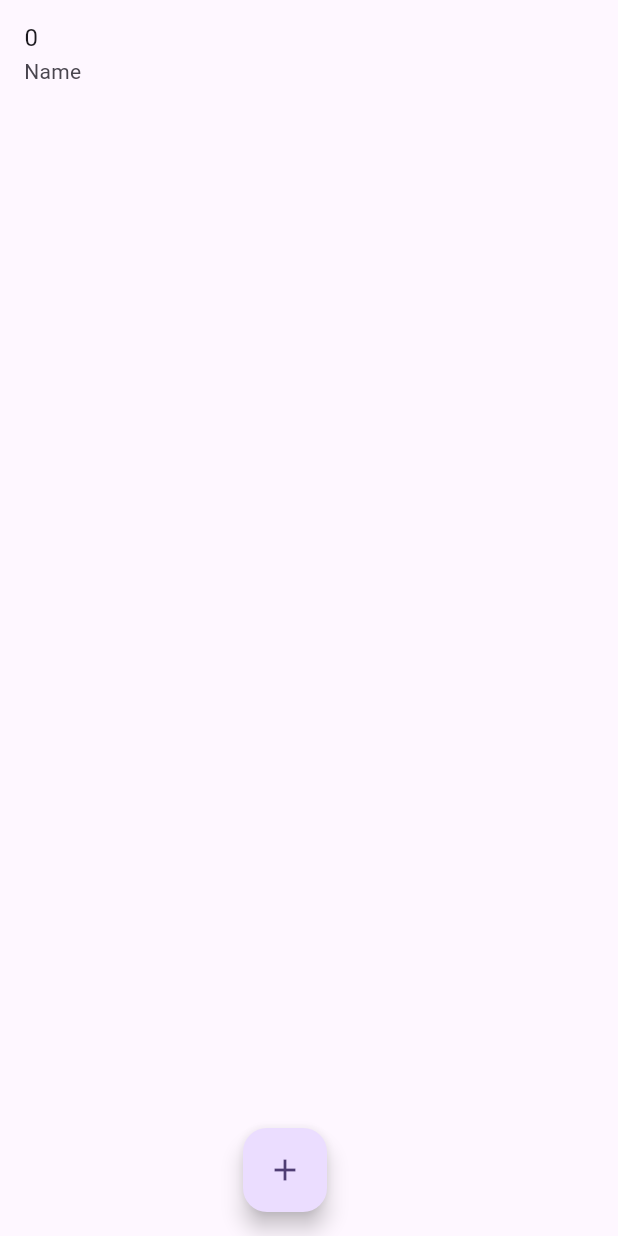
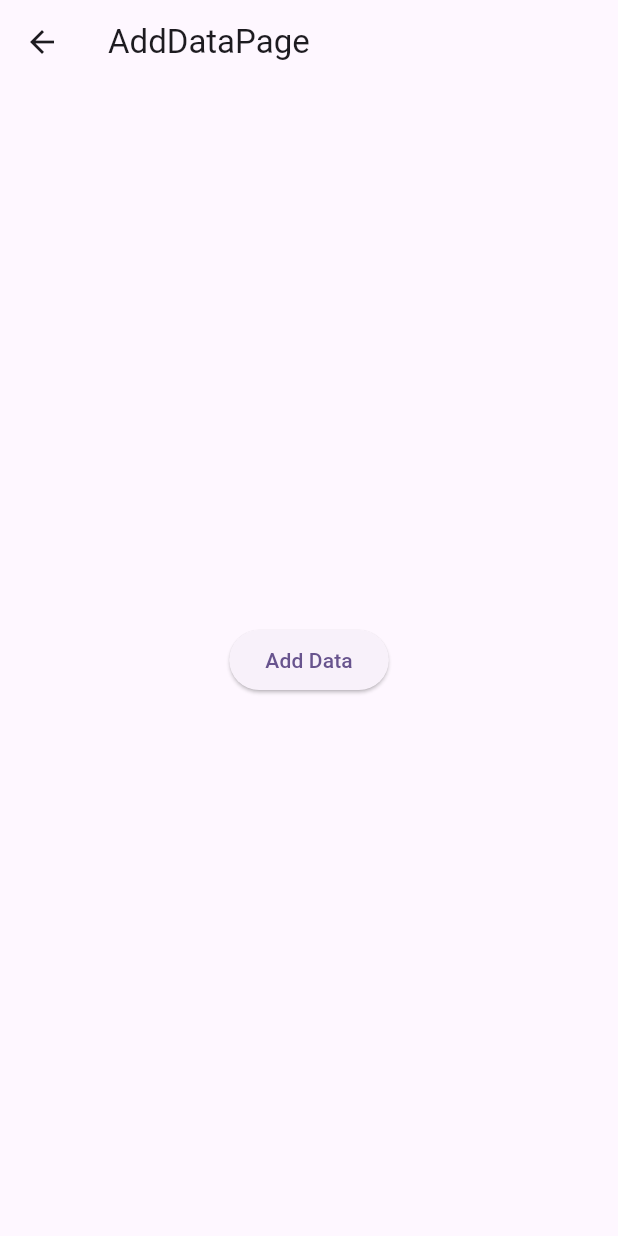
Before and after one commit to Mks30d/Provider_Tutorial, a Flutter app: the screen it shows after launch, after a tap on the "add" icon, on a phone screen of 412 x 824 dp. Run offline on Flutter 3.47's test engine with Material 3 defaults, Android fonts, the phone set to English and light mode, and no system bars.

Commit message:
delete from List using Provider

```diff
--- /dev/null
+++ b/lib/list_map_provider/add_data_page.dart
@@ -0,0 +1,26 @@
+import 'package:flutter/material.dart';
+import 'package:provider/provider.dart';
+import 'list_map_provider.dart';
+
+class AddDataPage extends StatelessWidget {
+  const AddDataPage({super.key});
+
+  @override
+  Widget build(BuildContext context) {
+    return Scaffold(
+      appBar: AppBar(title: Text("AddDataPage")),
+
+      body: Center(
+        child: ElevatedButton(
+          onPressed: () {
+            context.read<ListMapProvider>().addData({
+              "id": DateTime.now().millisecond,
+              "name": "Name",
+            });
+          },
+          child: Text("Add Data"),
+        ),
+      ),
+    );
+  }
+}
--- a/lib/list_map_provider/list_map_page.dart
+++ b/lib/list_map_provider/list_map_page.dart
@@ -1,5 +1,6 @@
 import 'package:flutter/material.dart';
 import 'package:provider/provider.dart';
+import 'package:provider_tutorial/list_map_provider/add_data_page.dart';
 import 'list_map_provider.dart';
 
 class ListMapPage extends StatelessWidget {
@@ -8,6 +9,8 @@ class ListMapPage extends StatelessWidget {
   @override
   Widget build(BuildContext context) {
     return Scaffold(
+      appBar: AppBar(title: Text("ListMapPage")),
+
       body: Consumer<ListMapProvider>(
         builder: (consumerContext, provider, _) {
           // var allData = Provider.of<ListMapProvider>(consumerContext).getListData(); // or
@@ -20,6 +23,12 @@ class ListMapPage extends StatelessWidget {
                     return ListTile(
                       title: Text("${allData[index]["id"]}"),
                       subtitle: Text("${allData[index]["name"]}"),
+                      trailing: IconButton(
+                        onPressed: () {
+                          context.read<ListMapProvider>().removeData(index);
+                        },
+                        icon: Icon(Icons.delete),
+                      ),
                     );
                   },
                 )
@@ -32,12 +41,19 @@ class ListMapPage extends StatelessWidget {
         children: [
           FloatingActionButton(
             onPressed: () {
-              context.read<ListMapProvider>().addData({
-                "id": DateTime.now().millisecond,
-                "name": "Name",
-              });
+              Navigator.push(
+                context,
+                MaterialPageRoute(builder: (context) => AddDataPage()),
+              );
             },
             child: Icon(Icons.add),
+          ),
+
+          FloatingActionButton(
+            onPressed: () {
+              context.read<ListMapProvider>().removeData(0);
+            },
+            child: Icon(Icons.delete),
           ),
         ],
       ),
--- a/lib/list_map_provider/list_map_provider.dart
+++ b/lib/list_map_provider/list_map_provider.dart
@@ -13,4 +13,9 @@ class ListMapProvider extends ChangeNotifier {
     _listData.add(data);
     notifyListeners();
   }
+
+  void removeData(int index) {
+    _listData.removeAt(index);
+    notifyListeners();
+  }
 }
--- a/lib/main.dart
+++ b/lib/main.dart
@@ -6,7 +6,15 @@ import 'list_map_provider/list_map_provider.dart';
 import 'package:provider_tutorial/provider/counter_provider.dart';
 
 void main() {
-  runApp(const MyApp());
+  runApp(
+    MultiProvider(
+      providers: [
+        ChangeNotifierProvider(create: (context) => CounterProvider()),
+        ChangeNotifierProvider(create: (context) => ListMapProvider()),
+      ],
+      child: MyApp(),
+    ),
+  );
 }
 
 class MyApp extends StatelessWidget {
@@ -22,13 +30,7 @@ class MyApp extends StatelessWidget {
         colorScheme: ColorScheme.fromSeed(seedColor: Colors.deepPurple),
       ),
 
-      home: MultiProvider(
-        providers: [
-          ChangeNotifierProvider(create: (context) => CounterProvider()),
-          ChangeNotifierProvider(create: (context) => ListMapProvider()),
-        ],
-        child: ListMapPage(),
-      ),
+      home: ListMapPage(),
     );
   }
 }
```
